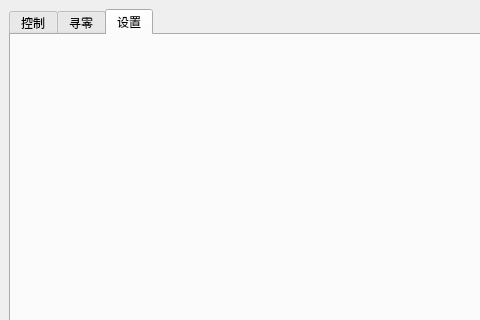
Above: program/zrcsgui/ui/zrcsgui.ui from jadenzhangrobot/zrcs before the change; both pictures show x 0 to 480 and y 0 to 320 of the 1108 by 815 pixel window. Below: the same form after it.
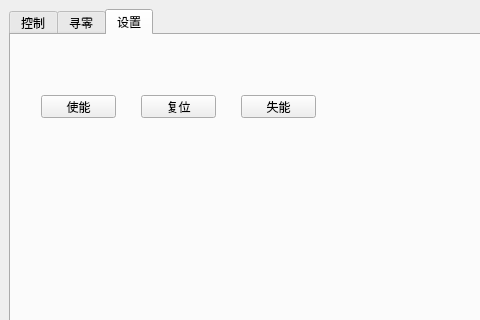
That is the form after the change. The open tabs and pages were chosen to show the change.

Commit message:
feat(gui): 添加使能、复位和失能按钮功能
在GUI界面中添加三个控制按钮并实现其功能：
1. 使能按钮发送Enable命令
2. 复位按钮发送Reset命令
3. 失能按钮发送Disable命令
同时修改了相关UI布局和连接槽函数

Patch:
```diff
--- a/program/zrcsgui/ui/zrcsgui.ui
+++ b/program/zrcsgui/ui/zrcsgui.ui
@@ -268,6 +268,45 @@
        <attribute name="title">
         <string>设置</string>
        </attribute>
+       <widget class="QPushButton" name="pushButton_enable">
+        <property name="geometry">
+         <rect>
+          <x>30</x>
+          <y>60</y>
+          <width>75</width>
+          <height>23</height>
+         </rect>
+        </property>
+        <property name="text">
+         <string>使能</string>
+        </property>
+       </widget>
+       <widget class="QPushButton" name="pushButton_reset">
+        <property name="geometry">
+         <rect>
+          <x>130</x>
+          <y>60</y>
+          <width>75</width>
+          <height>23</height>
+         </rect>
+        </property>
+        <property name="text">
+         <string>复位</string>
+        </property>
+       </widget>
+       <widget class="QPushButton" name="pushButton_disable">
+        <property name="geometry">
+         <rect>
+          <x>230</x>
+          <y>60</y>
+          <width>75</width>
+          <height>23</height>
+         </rect>
+        </property>
+        <property name="text">
+         <string>失能</string>
+        </property>
+       </widget>
       </widget>
      </widget>
     </item>
```
Left out of the diff: 4 changed lines with no effect on the pictures. The commit also changes 9 other files.
